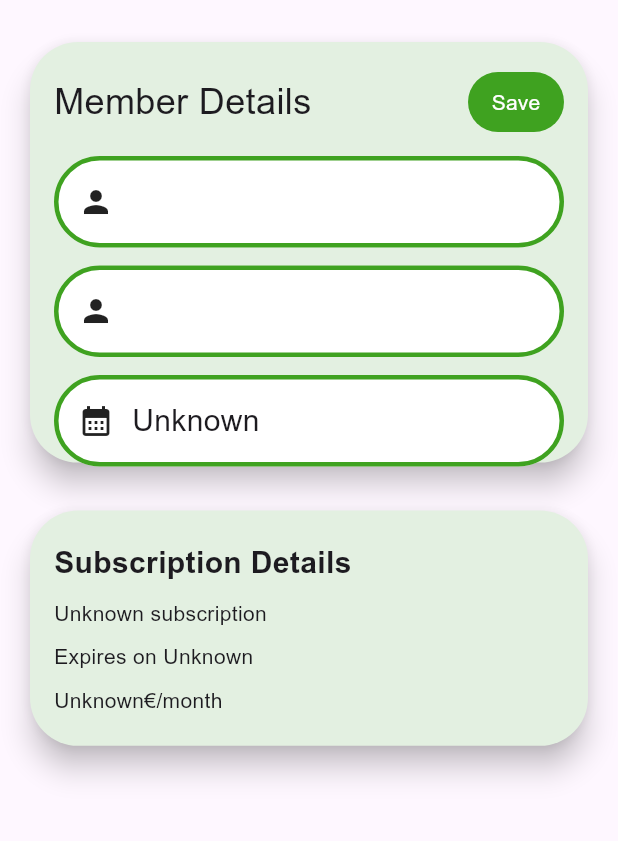
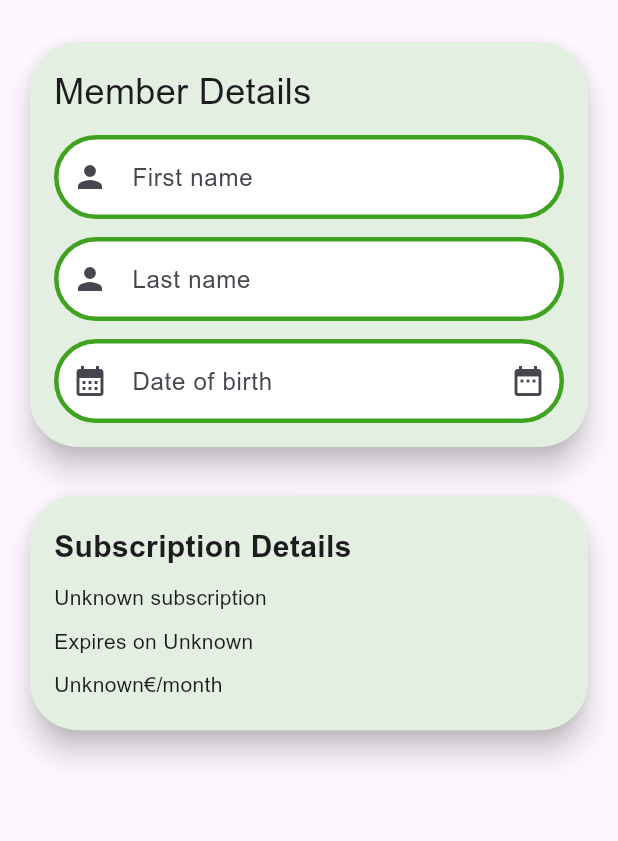
Before and after one commit to 0353497/viertoregym_w16, a Flutter app: the MembershipPage screen opened directly with empty values, on a phone screen of 412 x 824 dp, the part 72-913 px from its top. Run offline on Flutter 3.47's test engine with Material 3 defaults, Android fonts, the light colour scheme and no system bars; our stand-ins replace get.

Commit message:
Refactor MembershipPage to use TextEditingControllers for form fields and implement validation logic

```diff
--- a/lib/pages/membership_page.dart
+++ b/lib/pages/membership_page.dart
@@ -12,18 +12,31 @@ class MembershipPage extends StatefulWidget {
 }
 
 class _MembershipPageState extends State<MembershipPage> {
+  final GlobalKey<FormState> formKey = GlobalKey<FormState>();
+  final TextEditingController firstNameController = TextEditingController();
+  final TextEditingController lastNameController = TextEditingController();
+  final TextEditingController dateOfBirthController = TextEditingController();
+
   bool isLoading = true;
-  String firstName = "";
-  String lastName = "";
-  String dateOfBirth = "";
   String subscriptionType = "";
   String expirationDate = "";
   String monthlyPrice = "";
+  String _originalFirstName = "";
+  String _originalLastName = "";
+  String _originalDateOfBirth = "";
 
   @override
   void initState() {
     super.initState();
     _loadMembershipData();
+  }
+
+  @override
+  void dispose() {
+    firstNameController.dispose();
+    lastNameController.dispose();
+    dateOfBirthController.dispose();
+    super.dispose();
   }
 
   Future<void> _loadMembershipData() async {
@@ -36,9 +49,12 @@ class _MembershipPageState extends State<MembershipPage> {
     if (membershipData == null) {
       setState(() {
         isLoading = false;
-        firstName = widget.user;
-        lastName = "";
-        dateOfBirth = "Unknown";
+        firstNameController.text = widget.user;
+        lastNameController.text = "";
+        dateOfBirthController.text = "";
+        _originalFirstName = widget.user;
+        _originalLastName = "";
+        _originalDateOfBirth = "";
         subscriptionType = "Unknown subscription";
         expirationDate = "Unknown";
         monthlyPrice = "Unknown";
@@ -48,9 +64,18 @@ class _MembershipPageState extends State<MembershipPage> {
 
     setState(() {
       isLoading = false;
-      firstName = membershipData["first_name"]?.toString() ?? widget.user;
-      lastName = membershipData["last_name"]?.toString() ?? "";
-      dateOfBirth = _formatDate(membershipData["date_of_birth"]?.toString());
+      final initialFirstName =
+          membershipData["first_name"]?.toString() ?? widget.user;
+      final initialLastName = membershipData["last_name"]?.toString() ?? "";
+      final initialDateOfBirth =
+          membershipData["date_of_birth"]?.toString() ?? "";
+
+      firstNameController.text = initialFirstName;
+      lastNameController.text = initialLastName;
+      dateOfBirthController.text = initialDateOfBirth;
+      _originalFirstName = initialFirstName.trim();
+      _originalLastName = initialLastName.trim();
+      _originalDateOfBirth = initialDateOfBirth.trim();
       subscriptionType =
           "${_capitalize(membershipData["subscription_type"]?.toString() ?? "Unknown")} Subscription";
       expirationDate = _formatDate(
@@ -81,6 +106,121 @@ class _MembershipPageState extends State<MembershipPage> {
     return DateFormat("MMMM d, y").format(parsed);
   }
 
+  DateTime? _parseDate(String value) {
+    if (value.trim().isEmpty) {
+      return null;
+    }
+
+    return DateTime.tryParse(value.trim());
+  }
+
+  DateTime _sixteenYearsAgo(DateTime referenceDate) {
+    return DateTime(
+      referenceDate.year - 16,
+      referenceDate.month,
+      referenceDate.day,
+    );
+  }
+
+  DateTime _clampDate(
+    DateTime value,
+    DateTime lowerBound,
+    DateTime upperBound,
+  ) {
+    if (value.isBefore(lowerBound)) {
+      return lowerBound;
+    }
+    if (value.isAfter(upperBound)) {
+      return upperBound;
+    }
+    return value;
+  }
+
+  String? _validateName(String? value, String fieldName) {
+    final trimmedValue = value?.trim() ?? "";
+
+    if (trimmedValue.isEmpty) {
+      return "$fieldName must not be empty.";
+    }
+
+    if (trimmedValue.length > 15) {
+      return "$fieldName must be at most 15 characters long.";
+    }
+
+    return null;
+  }
+
+  String? _validateDateOfBirth(String? value) {
+    final parsedDate = _parseDate(value ?? "");
+    if (parsedDate == null) {
+      return "Enter a valid date.";
+    }
+
+    final ageLimit = _sixteenYearsAgo(DateTime.now());
+    if (parsedDate.isAfter(ageLimit)) {
+      return "You must be at least 16 years old.";
+    }
+
+    return null;
+  }
+
+  void _handleSavePressed() {
+    final isValid = formKey.currentState?.validate() ?? false;
+    if (!isValid) {
+      return;
+    }
+
+    FocusScope.of(context).unfocus();
+
+    setState(() {
+      _originalFirstName = firstNameController.text.trim();
+      _originalLastName = lastNameController.text.trim();
+      _originalDateOfBirth = dateOfBirthController.text.trim();
+    });
+
+    ScaffoldMessenger.of(context).showSnackBar(
+      const SnackBar(
+        content: Text("Your changes were saved."),
+        duration: Duration(seconds: 2),
+      ),
+    );
+  }
+
+  Future<void> _pickDateOfBirth() async {
+    final today = DateTime.now();
+    final lastSelectableDate = _sixteenYearsAgo(today);
+    final currentValue =
+        _parseDate(dateOfBirthController.text) ?? lastSelectableDate;
+    final initialDate = _clampDate(
+      currentValue,
+      DateTime(1900),
+      lastSelectableDate,
+    );
+
+    final selectedDate = await showDatePicker(
+      context: context,
+      initialDate: initialDate,
+      firstDate: DateTime(1900),
+      lastDate: lastSelectableDate,
+    );
+
+    if (selectedDate == null || !mounted) {
+      return;
+    }
+
+    setState(() {
+      dateOfBirthController.text = DateFormat(
+        "yyyy-MM-dd",
+      ).format(selectedDate);
+    });
+  }
+
+  bool get hasUnsavedChanges {
+    return firstNameController.text.trim() != _originalFirstName ||
+        lastNameController.text.trim() != _originalLastName ||
+        dateOfBirthController.text.trim() != _originalDateOfBirth;
+  }
+
   @override
   Widget build(BuildContext context) {
     var outlineInputBorder = OutlineInputBorder(
@@ -104,13 +244,14 @@ class _MembershipPageState extends State<MembershipPage> {
       body: SafeArea(
         child: Padding(
           padding: const EdgeInsets.all(16.0),
+          child: Form(
+            key: formKey,
             child: Column(
               spacing: 24,
               crossAxisAlignment: CrossAxisAlignment.center,
               children: [
                 SizedBox(
                   width: double.maxFinite,
-                height: Get.height * .35,
                   child: Card(
                     elevation: 8,
                     color: Color(0xffe3f0e1),
@@ -132,9 +273,11 @@ class _MembershipPageState extends State<MembershipPage> {
                                   fontWeight: FontWeight.w500,
                                 ),
                               ),
+                              if (hasUnsavedChanges)
                                 TextButton(
-                              onPressed: () {},
-                              child: Text("Save"),
+                                  onPressed: isLoading
+                                      ? null
+                                      : _handleSavePressed,
                                   style: ButtonStyle(
                                     backgroundColor: WidgetStatePropertyAll(
                                       Color(0xff3fa220),
@@ -143,28 +286,22 @@ class _MembershipPageState extends State<MembershipPage> {
                                       Colors.white,
                                     ),
                                   ),
+                                  child: Text("Save"),
                                 ),
                             ],
                           ),
                           TextFormField(
+                            controller: firstNameController,
+                            enabled: !isLoading,
                             onChanged: (_) {
                               setState(() {});
                             },
                             validator: (value) {
-                            return null;
+                              return _validateName(value, "First name");
                             },
                             decoration: InputDecoration(
-                            hint: Row(
-                              mainAxisSize: MainAxisSize.min,
-                              spacing: 12,
-                              children: [
-                                Icon(Icons.person),
-                                Text(
-                                  isLoading ? "Loading..." : firstName,
-                                  style: TextStyle(fontSize: 20),
-                                ),
-                              ],
-                            ),
+                              labelText: "First name",
+                              prefixIcon: const Icon(Icons.person),
                               filled: true,
                               fillColor: Colors.white,
                               enabledBorder: outlineInputBorder,
@@ -173,24 +310,17 @@ class _MembershipPageState extends State<MembershipPage> {
                             ),
                           ),
                           TextFormField(
+                            controller: lastNameController,
+                            enabled: !isLoading,
                             onChanged: (_) {
                               setState(() {});
                             },
                             validator: (value) {
-                            return null;
+                              return _validateName(value, "Last name");
                             },
                             decoration: InputDecoration(
-                            hint: Row(
-                              mainAxisSize: MainAxisSize.min,
-                              spacing: 12,
-                              children: [
-                                Icon(Icons.person),
-                                Text(
-                                  isLoading ? "Loading..." : lastName,
-                                  style: TextStyle(fontSize: 20),
-                                ),
-                              ],
-                            ),
+                              labelText: "Last name",
+                              prefixIcon: const Icon(Icons.person),
                               filled: true,
                               fillColor: Colors.white,
                               enabledBorder: outlineInputBorder,
@@ -198,48 +328,27 @@ class _MembershipPageState extends State<MembershipPage> {
                               border: outlineInputBorder,
                             ),
                           ),
-                        InkWell(
-                          onTap: () => Get.dialog(
-                            Dialog(
-                              child: Material(
-                                child: CalendarDatePicker(
-                                  initialDate: DateTime.now(),
-                                  firstDate: DateTime(2000),
-                                  lastDate: DateTime(2100),
-                                  onDateChanged: (value) {
-                                    setState(() {});
-                                  },
-                                ),
-                              ),
-                            ),
-                          ),
-                          child: TextFormField(
-                            enabled: false,
+                          TextFormField(
+                            controller: dateOfBirthController,
+                            enabled: !isLoading,
+                            keyboardType: TextInputType.datetime,
                             onChanged: (_) {
                               setState(() {});
                             },
-                            validator: (value) {
-                              return null;
-                            },
+                            validator: _validateDateOfBirth,
                             decoration: InputDecoration(
-                              hint: Row(
-                                mainAxisSize: MainAxisSize.min,
-                                spacing: 12,
-                                children: [
-                                  Icon(Icons.calendar_month),
-                                  Text(
-                                    isLoading ? "Loading..." : dateOfBirth,
-                                    style: TextStyle(fontSize: 20),
-                                  ),
-                                ],
+                              labelText: "Date of birth",
+                              hintText: "YYYY-MM-DD",
+                              prefixIcon: const Icon(Icons.calendar_month),
+                              suffixIcon: IconButton(
+                                onPressed: isLoading ? null : _pickDateOfBirth,
+                                icon: const Icon(Icons.date_range),
                               ),
                               filled: true,
                               fillColor: Colors.white,
-                              disabledBorder: outlineInputBorder,
                               enabledBorder: outlineInputBorder,
                               focusedBorder: outlineInputBorder,
                               border: outlineInputBorder,
-                            ),
                             ),
                           ),
                         ],
@@ -275,7 +384,9 @@ class _MembershipPageState extends State<MembershipPage> {
                                 ? "Loading..."
                                 : "Expires on $expirationDate",
                           ),
-                        Text(isLoading ? "Loading..." : "$monthlyPrice€/month"),
+                          Text(
+                            isLoading ? "Loading..." : "$monthlyPrice€/month",
+                          ),
                         ],
                       ),
                     ),
@@ -285,6 +396,7 @@ class _MembershipPageState extends State<MembershipPage> {
             ),
           ),
         ),
+      ),
     );
   }
 }
```
Lines whose indentation alone changed are shown as unchanged.
